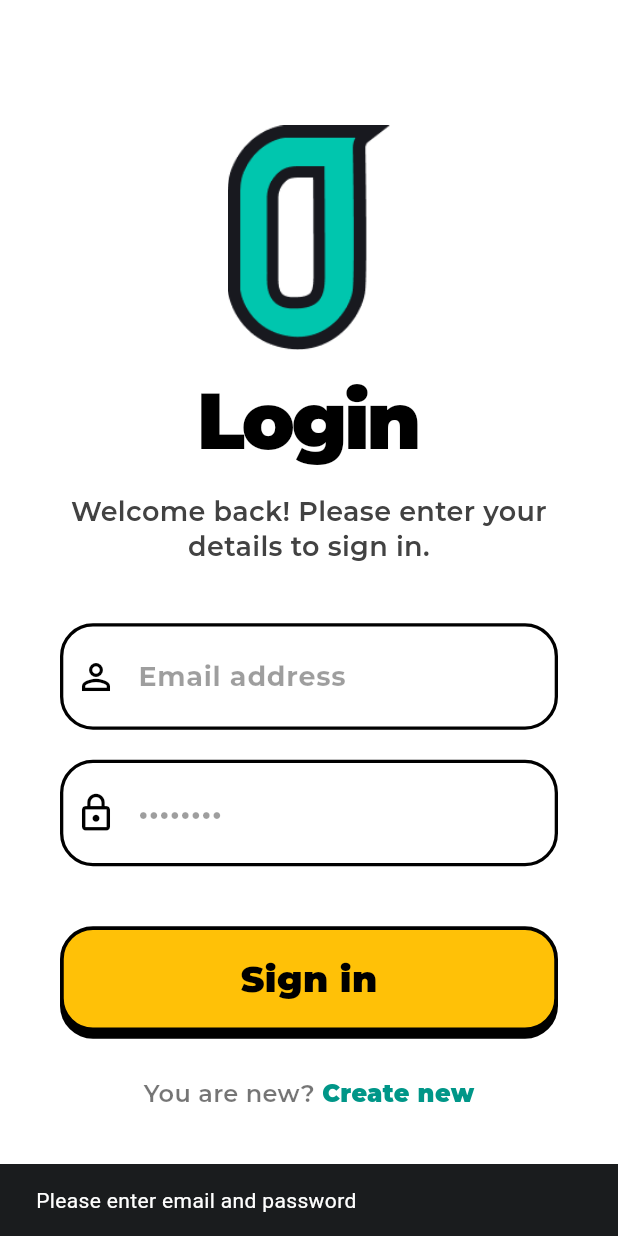
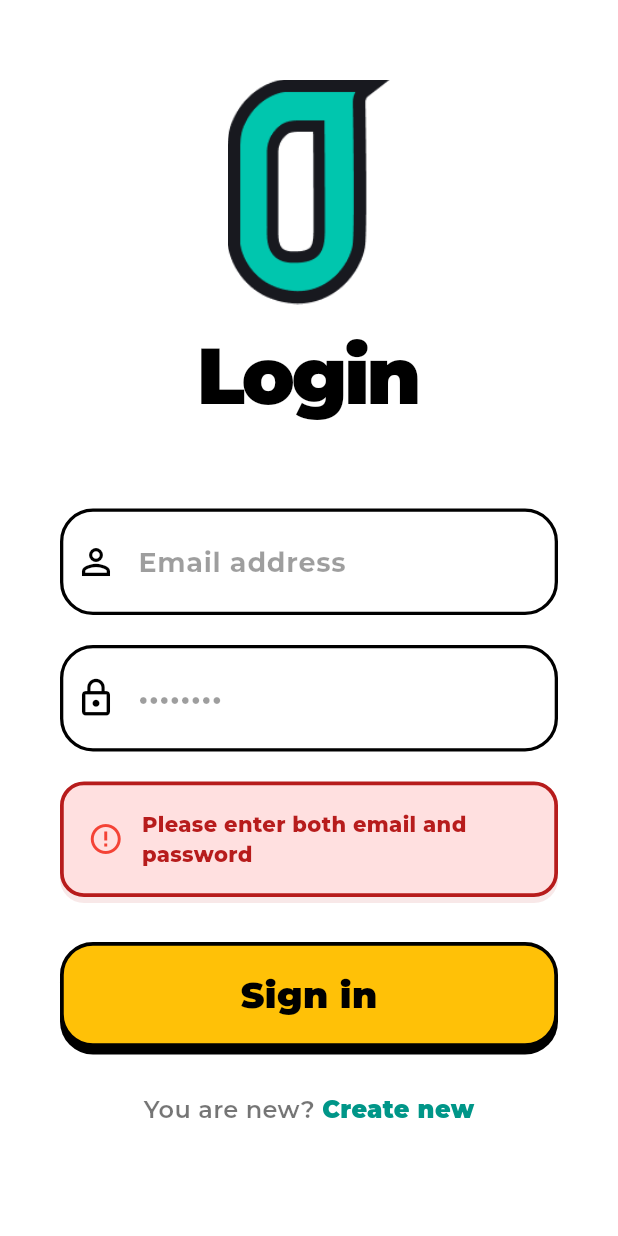
Before and after one commit to moniecat/OffCourse, a Flutter app: the SignInScreen screen opened by its route, after a tap on "Sign in", on a phone screen of 412 x 824 dp. Run offline on Flutter 3.47's test engine with Material 3 defaults, Android fonts, the light colour scheme and no system bars; our stand-ins replace cloud_firestore, firebase_auth, firebase_core, google_fonts, image_picker, shared_preferences; accounts and stored records are empty; network calls fail.

Commit message:
ui: implement error feedback for sign-in screen

```diff
--- a/lib/screens/sign_in.dart
+++ b/lib/screens/sign_in.dart
@@ -17,7 +17,10 @@ class _SignInScreenState extends State<SignInScreen> {
 
   final TextEditingController _emailController = TextEditingController();
   final TextEditingController _passwordController = TextEditingController();
+
   bool _isLoading = false;
+  String? _errorMessage;
+  bool _suggestSignUp = false; // Flag for "Account not found"
 
   @override
   void dispose() {
@@ -26,16 +29,33 @@ class _SignInScreenState extends State<SignInScreen> {
     super.dispose();
   }
 
+  // Clears errors when the user starts typing again
+  void _onTextChanged() {
+    if (_errorMessage != null || _suggestSignUp) {
+      setState(() {
+        _errorMessage = null;
+        _suggestSignUp = false;
+      });
+    }
+  }
+
   Future<void> _handleSignIn() async {
     final email = _emailController.text.trim();
     final password = _passwordController.text.trim();
 
     if (email.isEmpty || password.isEmpty) {
-      _showSnack('Please enter email and password');
+      setState(() {
+        _errorMessage = 'Please enter both email and password';
+        _suggestSignUp = false;
+      });
       return;
     }
 
-    setState(() => _isLoading = true);
+    setState(() {
+      _isLoading = true;
+      _errorMessage = null;
+      _suggestSignUp = false;
+    });
 
     try {
       final user = await _auth.signIn(email, password);
@@ -49,12 +69,16 @@ class _SignInScreenState extends State<SignInScreen> {
       }
     } on FirebaseAuthException catch (e) {
       String message;
+      bool suggest = false;
+
       switch (e.code) {
         case 'user-not-found':
-          message = 'No account found for that email.';
+          message = 'No account exists for this email.';
+          suggest = true;
           break;
         case 'wrong-password':
         case 'invalid-credential':
+          // invalid-credential is the default for new Firebase security rules
           message = 'Incorrect email or password.';
           break;
         case 'user-disabled':
@@ -63,23 +87,24 @@ class _SignInScreenState extends State<SignInScreen> {
         case 'too-many-requests':
           message = 'Too many attempts. Try again later.';
           break;
+        case 'invalid-email':
+          message = 'The email address is not valid.';
+          break;
         default:
-          message = 'Sign in failed: ${e.message}';
+          message = 'Login failed. Please try again.';
       }
-      if (!mounted) return;
-      _showSnack(message);
+
+      if (mounted) {
+        setState(() {
+          _errorMessage = message;
+          _suggestSignUp = suggest;
+        });
+      }
     } catch (e) {
-      if (!mounted) return;
-      _showSnack('An unexpected error occurred.');
+      if (mounted) setState(() => _errorMessage = 'An unexpected error occurred.');
     } finally {
       if (mounted) setState(() => _isLoading = false);
     }
-  }
-
-  void _showSnack(String message) {
-    ScaffoldMessenger.of(context).showSnackBar(
-      SnackBar(content: Text(message)),
-    );
   }
 
   @override
@@ -91,7 +116,6 @@ class _SignInScreenState extends State<SignInScreen> {
           padding: const EdgeInsets.symmetric(horizontal: 40),
           child: Column(
             mainAxisAlignment: MainAxisAlignment.center,
-            crossAxisAlignment: CrossAxisAlignment.center,
             children: [
               Image.asset(
                 'assets/pics/logo2.png',
@@ -100,11 +124,6 @@ class _SignInScreenState extends State<SignInScreen> {
                 fit: BoxFit.contain,
               ),
               const SizedBox(height: 10),
-              SizedBox(
-                width: double.infinity,
-                child: Column(
-                  crossAxisAlignment: CrossAxisAlignment.center,
-                  children: [
               Text(
                 'Login',
                 style: GoogleFonts.montserrat(
@@ -115,32 +134,28 @@ class _SignInScreenState extends State<SignInScreen> {
                 ),
               ),
               const SizedBox(height: 12),
-                    Text(
-                      'Welcome back! Please enter your\ndetails to sign in.',
-                      textAlign: TextAlign.center,
-                      style: GoogleFonts.montserrat(
-                        fontSize: 18,
-                        fontWeight: FontWeight.w600,
-                        color: const Color(0xFF424242),
-                        height: 1.3,
-                      ),
-                    ),
-                  ],
-                ),
-              ),
+              // Text(
+              //   'Welcome back! Please enter your\ndetails to sign in.',
+              //   textAlign: TextAlign.center,
+              //   style: GoogleFonts.montserrat(
+              //     fontSize: 18,
+              //     fontWeight: FontWeight.w600,
+              //     color: const Color(0xFF424242),
+              //     height: 1.3,
+              //   ),
+              // ),
               const SizedBox(height: 40),
 
-              // Email Field - Moves to NEXT field
               _buildTextField(
                 controller: _emailController,
                 hintText: 'Email address',
                 icon: Icons.person_outline,
                 keyboardType: TextInputType.emailAddress,
                 textInputAction: TextInputAction.next,
+                onChanged: (_) => _onTextChanged(),
               ),
               const SizedBox(height: 20),
 
-              // Password Field - Submits the form
               _buildTextField(
                 controller: _passwordController,
                 hintText: '••••••••',
@@ -148,9 +163,14 @@ class _SignInScreenState extends State<SignInScreen> {
                 isPassword: true,
                 textInputAction: TextInputAction.done,
                 onSubmitted: (_) => _handleSignIn(),
+                onChanged: (_) => _onTextChanged(),
               ),
 
-              const SizedBox(height: 40),
+              // DYNAMIC ERROR BANNER
+              if (_errorMessage != null) _buildErrorBanner(),
+
+              const SizedBox(height: 30),
+
               GestureDetector(
                 onTap: _isLoading ? null : _handleSignIn,
                 child: Container(
@@ -194,9 +214,71 @@ class _SignInScreenState extends State<SignInScreen> {
                   ),
                 ],
               ),
+              const SizedBox(height: 20),
             ],
           ),
         ),
+      ),
+    );
+  }
+
+  Widget _buildErrorBanner() {
+    return Container(
+      margin: const EdgeInsets.only(top: 20),
+      padding: const EdgeInsets.all(16),
+      decoration: BoxDecoration(
+        color: const Color(0xFFFFE0E0),
+        borderRadius: BorderRadius.circular(16),
+        border: Border.all(color: Colors.red.shade900, width: 2.5),
+        boxShadow: [BoxShadow(color: Colors.red.shade900.withValues(alpha: 0.1), offset: const Offset(0, 4))],
+      ),
+      child: Column(
+        crossAxisAlignment: CrossAxisAlignment.start,
+        children: [
+          Row(
+            children: [
+              const Icon(Icons.error_outline, color: Colors.red, size: 24),
+              const SizedBox(width: 12),
+              Expanded(
+                child: Text(
+                  _errorMessage!,
+                  style: GoogleFonts.montserrat(
+                    color: Colors.red.shade900,
+                    fontWeight: FontWeight.w800,
+                    fontSize: 14,
+                  ),
+                ),
+              ),
+            ],
+          ),
+          if (_suggestSignUp) ...[
+            const SizedBox(height: 12),
+            GestureDetector(
+              onTap: () {
+                Navigator.push(context, MaterialPageRoute(builder: (context) => const SignUpScreen()));
+              },
+              child: Container(
+                width: double.infinity,
+                padding: const EdgeInsets.symmetric(vertical: 10),
+                decoration: BoxDecoration(
+                  color: Colors.red.shade900,
+                  borderRadius: BorderRadius.circular(8),
+                  border: Border.all(color: Colors.black, width: 1.5),
+                ),
+                alignment: Alignment.center,
+                child: Text(
+                  "REGISTER THIS EMAIL",
+                  style: GoogleFonts.montserrat(
+                    color: Colors.white,
+                    fontWeight: FontWeight.w900,
+                    fontSize: 12,
+                    letterSpacing: 1,
+                  ),
+                ),
+              ),
+            ),
+          ]
+        ],
       ),
     );
   }
@@ -209,6 +291,7 @@ class _SignInScreenState extends State<SignInScreen> {
     TextInputType? keyboardType,
     TextInputAction? textInputAction,
     void Function(String)? onSubmitted,
+    void Function(String)? onChanged,
   }) {
     return TextField(
       controller: controller,
@@ -216,6 +299,7 @@ class _SignInScreenState extends State<SignInScreen> {
       keyboardType: keyboardType,
       textInputAction: textInputAction,
       onSubmitted: onSubmitted,
+      onChanged: onChanged,
       style: GoogleFonts.montserrat(fontSize: 18, fontWeight: FontWeight.w700),
       decoration: InputDecoration(
         filled: true,
```
Lines whose indentation alone changed are shown as unchanged.
